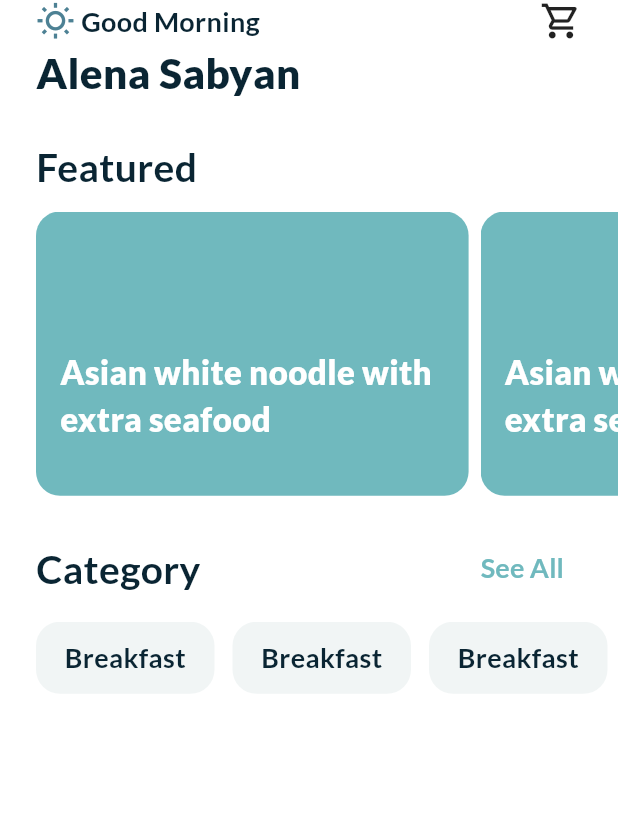
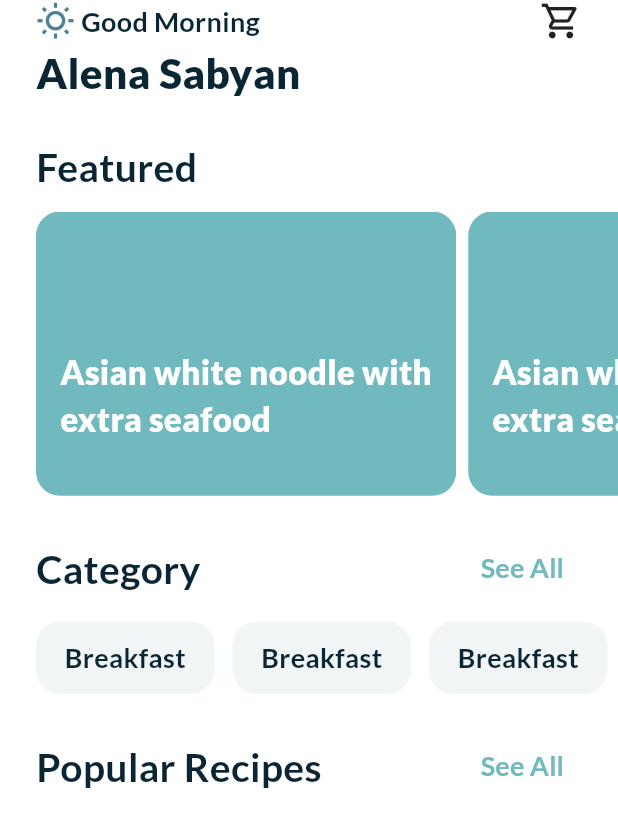
Before and after one commit to mano299/food_recipes, a Flutter app: the screen it shows after launch, on a phone screen of 412 x 824 dp. Shown: the top 827 px of the screen. Run offline on Flutter 3.47's test engine with Material 3 defaults, Android fonts, the phone set to English and light mode, and no system bars; our stand-ins replace cloud_firestore, firebase_auth, firebase_core, flutter_svg, google_fonts, modal_progress_hud_nsn; accounts and stored records are empty.

Commit message:
create see all button

```diff
--- a/lib/app/features/home/presentation/widgets/featured_list_view_item.dart
+++ b/lib/app/features/home/presentation/widgets/featured_list_view_item.dart
@@ -8,7 +8,7 @@ class FeaturedListViewItem extends StatelessWidget {
   Widget build(BuildContext context) {
     return Container(
       height: MediaQuery.of(context).size.height * 0.23,
-      width: MediaQuery.of(context).size.height * 0.35,
+      width: MediaQuery.of(context).size.height * 0.34,
       decoration: BoxDecoration(
         borderRadius: BorderRadius.circular(16),
         image: DecorationImage(
--- a/lib/app/features/home/presentation/widgets/home_view_body.dart
+++ b/lib/app/features/home/presentation/widgets/home_view_body.dart
@@ -4,6 +4,7 @@ import 'package:food_recipes/app/core/utils/styles.dart';
 import 'package:food_recipes/app/features/home/presentation/widgets/category_list_view.dart';
 import 'package:food_recipes/app/features/home/presentation/widgets/custom_app_bar.dart';
 import 'package:food_recipes/app/features/home/presentation/widgets/featured_list_view.dart';
+import 'package:food_recipes/app/features/home/presentation/widgets/see_all_button.dart';
 
 class HomrViewBody extends StatelessWidget {
   const HomrViewBody({super.key});
@@ -49,7 +50,21 @@ class HomrViewBody extends StatelessWidget {
             ),
           ),
           SizedBox(height: 12),
-          CategoryListView()
+          CategoryListView(),
+          SizedBox(height: 24),
+          Padding(
+            padding: const EdgeInsets.symmetric(horizontal: 24.0),
+            child: Row(
+              mainAxisAlignment: MainAxisAlignment.spaceBetween,
+              children: [
+                const Text(
+                  'Popular Recipes',
+                  style: Styles.textStyle26,
+                ),
+                SeeAllButton(),
+              ],
+            ),
+          ),
         ],
       ),
     );
--- /dev/null
+++ b/lib/app/features/home/presentation/widgets/see_all_button.dart
@@ -0,0 +1,23 @@
+
+import 'package:flutter/material.dart';
+import 'package:food_recipes/app/core/utils/colors.dart';
+import 'package:food_recipes/app/core/utils/styles.dart';
+
+class SeeAllButton extends StatelessWidget {
+  const SeeAllButton({
+    super.key,
+  });
+
+  @override
+  Widget build(BuildContext context) {
+    return TextButton(
+      onPressed: () {},
+      child: Text(
+        'See All',
+        style: Styles.textStyle18.copyWith(
+          color: kPrimaryColor,
+        ),
+      ),
+    );
+  }
+}
```
